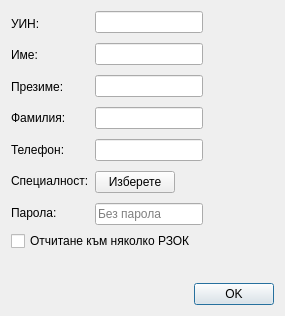
This is src/View/Widgets/DoctorSettingsDialog.ui in thefinalcutbg/DinoDent as Qt 5 draws it before an edit. The edited form follows.
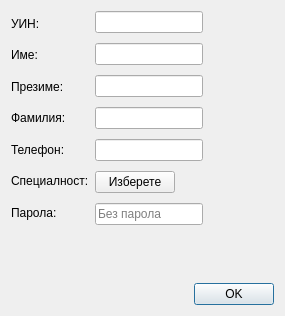
This is the edited form. Custom widgets are drawn as their Qt base class.

Commit message: doctor several rhif removed

Patch:
```diff
--- a/src/View/Widgets/DoctorSettingsDialog.ui
+++ b/src/View/Widgets/DoctorSettingsDialog.ui
@@ -294,13 +294,6 @@
      </item>
     </layout>
    </item>
-   <item>
-    <widget class="QCheckBox" name="severalRHIFcheck">
-     <property name="text">
-      <string>Отчитане към няколко РЗОК</string>
-     </property>
-    </widget>
-   </item>
    <item>
     <spacer name="verticalSpacer">
      <property name="orientation">
```
Left out of the diff: 21 changed lines with no effect on the pictures. The commit also changes 10 other files.
